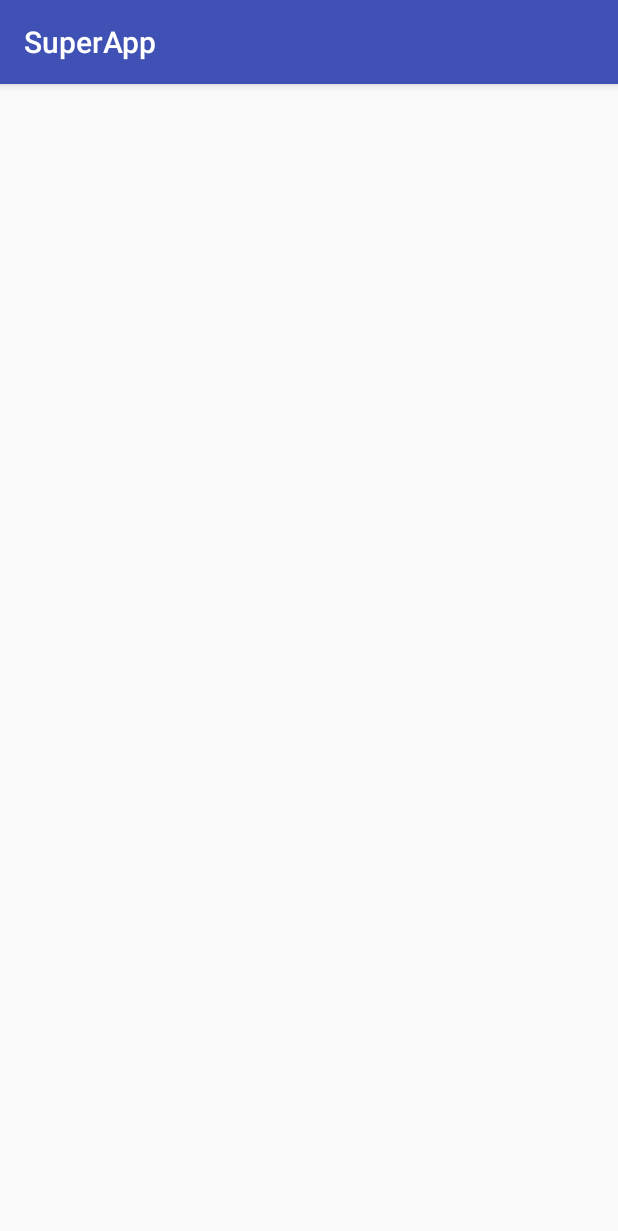
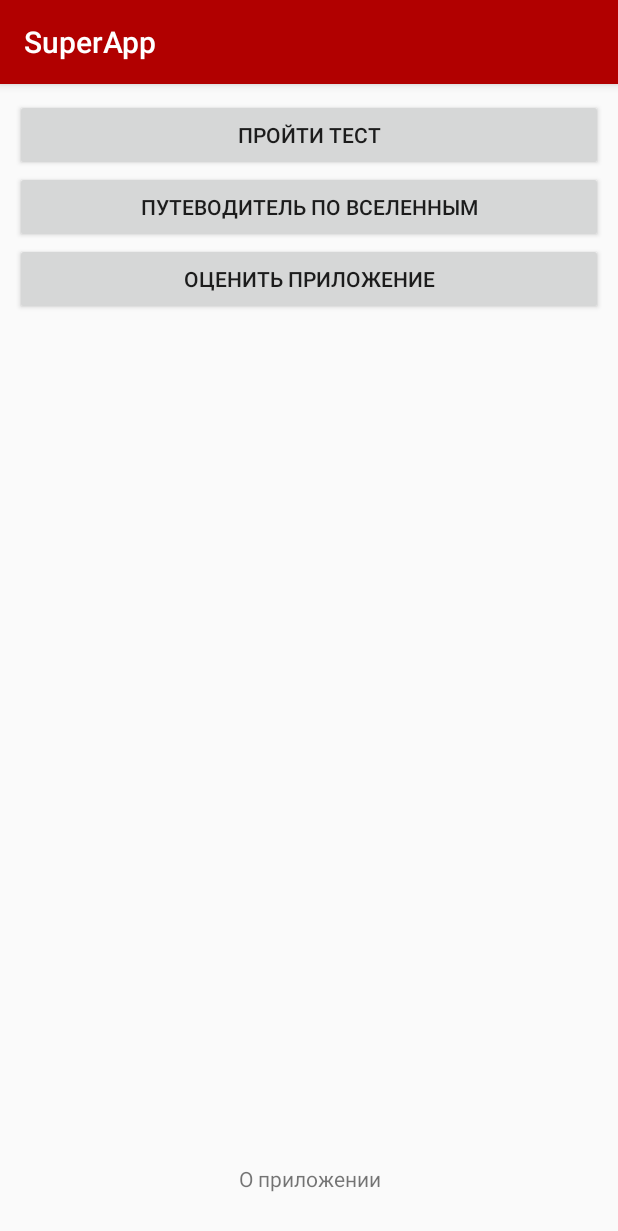
Before and after one commit to ivadanooo/CourseProject, an Android app: the screen it shows after launch (MainActivity), on a phone screen of 412 x 824 dp. Shown: the top 1231 px of the screen. Run offline under Robolectric (Android 15) with nearby library versions, the phone set to English and light mode, and no system bars.

Commit message:
update main_ctivity

```diff
--- a/SuperApp/app/build.gradle
+++ b/SuperApp/app/build.gradle
@@ -25,4 +25,5 @@ dependencies {
     testImplementation 'junit:junit:4.12'
     androidTestImplementation 'com.android.support.test:runner:1.0.1'
     androidTestImplementation 'com.android.support.test.espresso:espresso-core:3.0.1'
+    implementation 'com.android.support:cardview-v7:26.1.0'
 }
--- a/SuperApp/app/src/main/res/layout/activity_main.xml
+++ b/SuperApp/app/src/main/res/layout/activity_main.xml
@@ -4,6 +4,57 @@
     xmlns:tools="http://schemas.android.com/tools"
     android:layout_width="match_parent"
     android:layout_height="match_parent"
+    android:layout_margin="10dp"
     tools:context="com.example.artem.superapp.MainActivity">
 
+    <LinearLayout
+        android:layout_width="0dp"
+        android:layout_height="0dp"
+        android:orientation="vertical"
+        android:weightSum="100"
+        app:layout_constraintBottom_toBottomOf="parent"
+        app:layout_constraintEnd_toEndOf="parent"
+        app:layout_constraintHorizontal_bias="0.5"
+        app:layout_constraintStart_toStartOf="parent"
+        app:layout_constraintTop_toTopOf="parent">
+
+        <LinearLayout
+            android:layout_width="match_parent"
+            android:layout_height="0dp"
+            android:layout_weight="95"
+            android:orientation="vertical">
+
+            <Button
+                android:id="@+id/button6"
+                android:layout_width="match_parent"
+                android:layout_height="wrap_content"
+                android:text="@string/start_test" />
+
+            <Button
+                android:id="@+id/button5"
+                android:layout_width="match_parent"
+                android:layout_height="wrap_content"
+                android:text="@string/guide" />
+
+            <Button
+                android:id="@+id/button4"
+                android:layout_width="match_parent"
+                android:layout_height="wrap_content"
+                android:text="@string/rate" />
+        </LinearLayout>
+
+        <LinearLayout
+            android:layout_width="match_parent"
+            android:layout_height="0dp"
+            android:layout_weight="5"
+            android:orientation="vertical">
+
+            <TextView
+                android:id="@+id/textView6"
+                android:layout_width="match_parent"
+                android:layout_height="wrap_content"
+                android:text="@string/info"
+                android:textAlignment="center" />
+        </LinearLayout>
+    </LinearLayout>
 </android.support.constraint.ConstraintLayout>
--- a/SuperApp/app/src/main/res/values/colors.xml
+++ b/SuperApp/app/src/main/res/values/colors.xml
@@ -1,6 +1,6 @@
 <?xml version="1.0" encoding="utf-8"?>
 <resources>
-    <color name="colorPrimary">#3F51B5</color>
-    <color name="colorPrimaryDark">#303F9F</color>
+    <color name="colorPrimary">#b10000</color>
+    <color name="colorPrimaryDark">#910001</color>
     <color name="colorAccent">#FF4081</color>
 </resources>
--- a/SuperApp/app/src/main/res/values/strings.xml
+++ b/SuperApp/app/src/main/res/values/strings.xml
@@ -1,3 +1,7 @@
 <resources>
     <string name="app_name">SuperApp</string>
+    <string name="start_test">Пройти тест</string>
+    <string name="guide">Путеводитель по вселенным</string>
+    <string name="rate">Оценить приложение</string>
+    <string name="info">О приложении</string>
 </resources>
```
